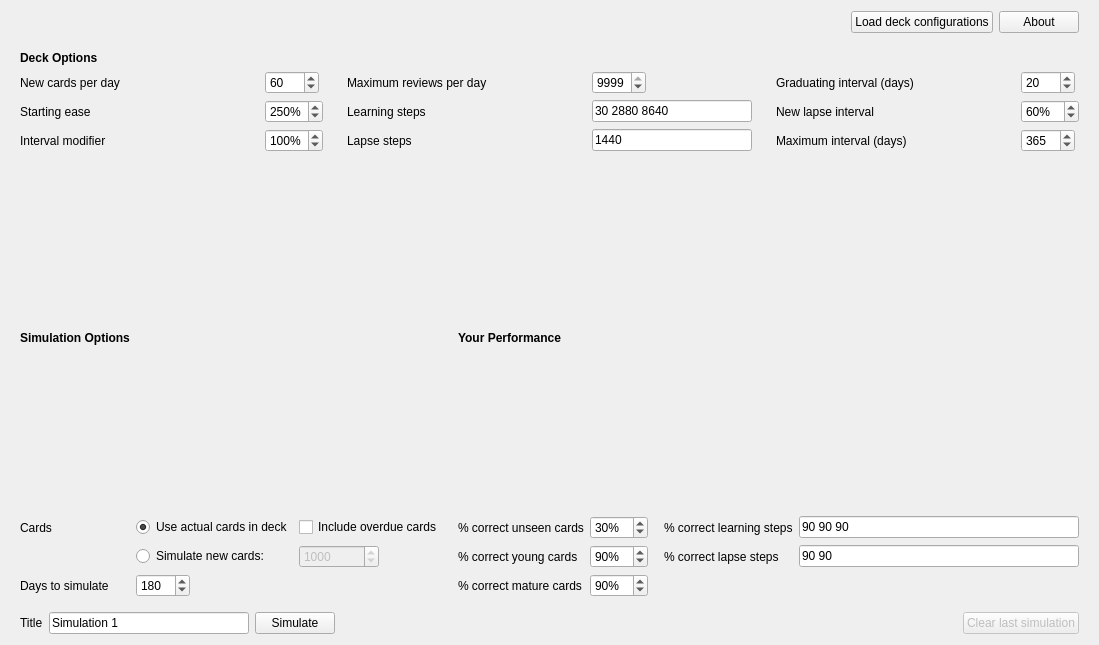
Above: designer/anki_simulator_dialog.ui from giovannihenriksen/Anki-Simulator before the change. Below: the same form after it.
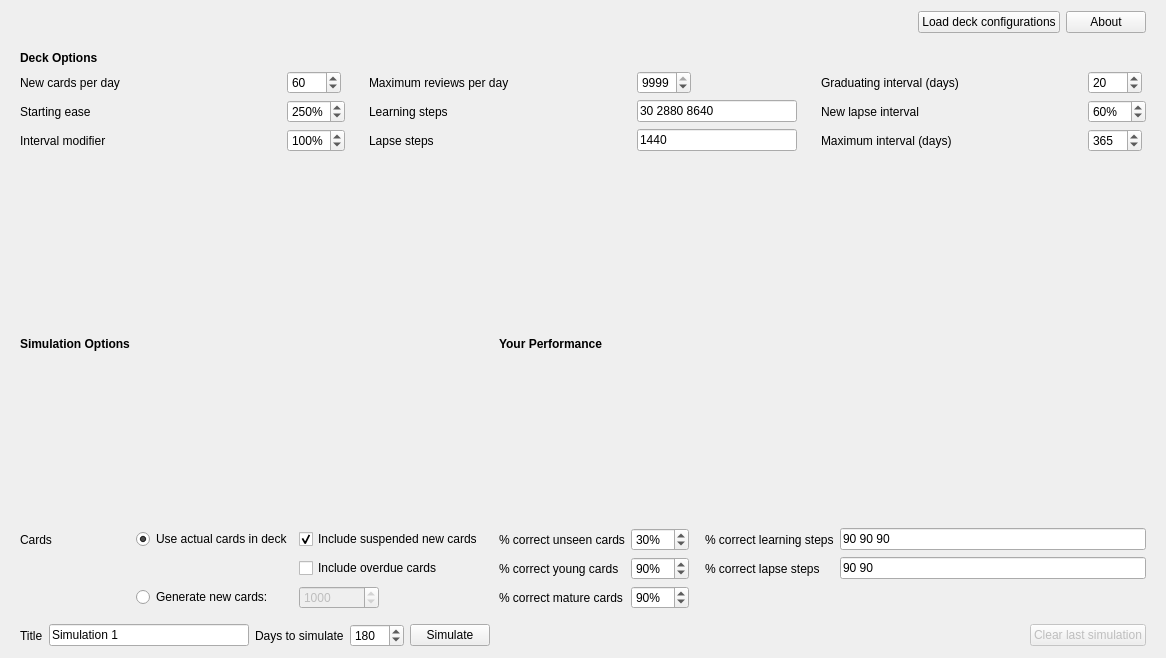
That is the form after the change.

Commit message: - Added 'Include suspended new cards' toggle - Changed 'Simulate new cards' label text to 'Generate new cards'

Patch:
```diff
--- a/designer/anki_simulator_dialog.ui
+++ b/designer/anki_simulator_dialog.ui
@@ -6,8 +6,8 @@
    <rect>
     <x>0</x>
     <y>0</y>
-    <width>1099</width>
-    <height>645</height>
+    <width>1166</width>
+    <height>658</height>
    </rect>
   </property>
   <property name="windowTitle">
@@ -399,6 +399,41 @@
    <item>
     <widget class="QWidget" name="widget" native="true">
      <layout class="QGridLayout" name="gridLayout_4">
+      <item row="3" column="5">
+       <widget class="QLabel" name="percentCorrectYoungLabel">
+        <property name="text">
+         <string>% correct young cards</string>
+        </property>
+       </widget>
+      </item>
+      <item row="2" column="6">
+       <widget class="QSpinBox" name="percentCorrectUnseenSpinbox">
+        <property name="sizePolicy">
+         <sizepolicy hsizetype="Maximum" vsizetype="Fixed">
+          <horstretch>0</horstretch>
+          <verstretch>0</verstretch>
+         </sizepolicy>
+        </property>
+        <property name="suffix">
+         <string>%</string>
+        </property>
+        <property name="prefix">
+         <string/>
+        </property>
+        <property name="minimum">
+         <number>0</number>
+        </property>
+        <property name="maximum">
+         <number>100</number>
+        </property>
+        <property name="singleStep">
+         <number>1</number>
+        </property>
+        <property name="value">
+         <number>30</number>
+        </property>
+       </widget>
+      </item>
       <item row="0" column="0">
        <widget class="QLabel" name="label_2">
         <property name="text">
@@ -429,105 +464,14 @@
         </property>
        </widget>
       </item>
-      <item row="1" column="8">
+      <item row="2" column="8">
        <widget class="QLabel" name="percentCorrectLearningLabel">
         <property name="text">
          <string>% correct learning steps</string>
         </property>
        </widget>
       </item>
-      <item row="1" column="6">
-       <widget class="QSpinBox" name="percentCorrectUnseenSpinbox">
-        <property name="sizePolicy">
-         <sizepolicy hsizetype="Maximum" vsizetype="Fixed">
-          <horstretch>0</horstretch>
-          <verstretch>0</verstretch>
-         </sizepolicy>
-        </property>
-        <property name="suffix">
-         <string>%</string>
-        </property>
-        <property name="prefix">
-         <string/>
-        </property>
-        <property name="minimum">
-         <number>0</number>
-        </property>
-        <property name="maximum">
-         <number>100</number>
-        </property>
-        <property name="singleStep">
-         <number>1</number>
-        </property>
-        <property name="value">
-         <number>30</number>
-        </property>
-       </widget>
-      </item>
-      <item row="3" column="5">
-       <widget class="QLabel" name="percentCorrectMatureLabel">
-        <property name="text">
-         <string>% correct mature cards</string>
-        </property>
-       </widget>
-      </item>
-      <item row="2" column="6">
-       <widget class="QSpinBox" name="percentCorrectYoungSpinbox">
-        <property name="sizePolicy">
-         <sizepolicy hsizetype="Maximum" vsizetype="Fixed">
-          <horstretch>0</horstretch>
-          <verstretch>0</verstretch>
-         </sizepolicy>
-        </property>
-        <property name="suffix">
-         <string>%</string>
-        </property>
-        <property name="prefix">
-         <string/>
-        </property>
-        <property name="minimum">
-         <number>1</number>
-        </property>
-        <property name="maximum">
-         <number>100</number>
-        </property>
-        <property name="singleStep">
-         <number>1</number>
-        </property>
-        <property name="value">
-         <number>90</number>
-        </property>
-       </widget>
-      </item>
-      <item row="3" column="6">
-       <widget class="QSpinBox" name="percentCorrectMatureSpinbox">
-        <property name="sizePolicy">
-         <sizepolicy hsizetype="Maximum" vsizetype="Fixed">
-          <horstretch>0</horstretch>
-          <verstretch>0</verstretch>
-         </sizepolicy>
-        </property>
-        <property name="suffix">
-         <string>%</string>
-        </property>
-        <property name="prefix">
-         <string/>
-        </property>
-        <property name="minimum">
-         <number>1</number>
-        </property>
-        <property name="maximum">
-         <number>100</number>
-        </property>
-        <property name="singleStep">
-         <number>1</number>
-        </property>
-        <property name="value">
-         <number>90</number>
-        </property>
-       </widget>
-      </item>
-      <item row="1" column="9">
+      <item row="2" column="9">
        <widget class="QLineEdit" name="percentCorrectLearningTextfield">
         <property name="minimumSize">
          <size>
@@ -540,21 +484,14 @@
         </property>
        </widget>
       </item>
-      <item row="1" column="0">
+      <item row="2" column="0">
        <widget class="QLabel" name="label_4">
         <property name="text">
          <string>Cards</string>
         </property>
        </widget>
       </item>
-      <item row="3" column="0">
-       <widget class="QLabel" name="daysToSimulateLabel">
-        <property name="text">
-         <string>Days to simulate</string>
-        </property>
-       </widget>
-      </item>
-      <item row="1" column="1">
+      <item row="2" column="1">
        <widget class="QRadioButton" name="actualCardStateRadio">
         <property name="text">
          <string>Use actual cards in deck</string>
@@ -564,34 +501,6 @@
         </property>
        </widget>
       </item>
-      <item row="3" column="1">
-       <widget class="QSpinBox" name="daysToSimulateSpinbox">
-        <property name="sizePolicy">
-         <sizepolicy hsizetype="Maximum" vsizetype="Fixed">
-          <horstretch>0</horstretch>
-          <verstretch>0</verstretch>
-         </sizepolicy>
-        </property>
-        <property name="suffix">
-         <string/>
-        </property>
-        <property name="prefix">
-         <string/>
-        </property>
-        <property name="minimum">
-         <number>1</number>
-        </property>
-        <property name="maximum">
-         <number>9999</number>
-        </property>
-        <property name="singleStep">
-         <number>1</number>
-        </property>
-        <property name="value">
-         <number>180</number>
-        </property>
-       </widget>
-      </item>
       <item row="0" column="4">
        <spacer name="horizontalSpacer_4">
         <property name="orientation">
@@ -608,55 +517,58 @@
         </property>
        </spacer>
       </item>
-      <item row="2" column="8">
-       <widget class="QLabel" name="percentCorrectLapseLabel">
-        <property name="text">
-         <string>% correct lapse steps</string>
-        </property>
-       </widget>
-      </item>
-      <item row="1" column="5">
+      <item row="2" column="5">
        <widget class="QLabel" name="percentCorrectUnseenLabel">
         <property name="text">
          <string>% correct unseen cards</string>
         </property>
        </widget>
       </item>
-      <item row="2" column="5">
-       <widget class="QLabel" name="percentCorrectYoungLabel">
-        <property name="text">
-         <string>% correct young cards</string>
+      <item row="2" column="7">
+       <spacer name="horizontalSpacer_3">
+        <property name="orientation">
+         <enum>Qt::Horizontal</enum>
         </property>
-       </widget>
-      </item>
-      <item row="2" column="1">
-       <widget class="QRadioButton" name="mockedCardStateRadio">
-        <property name="text">
-         <string>Simulate new cards:</string>
+        <property name="sizeType">
+         <enum>QSizePolicy::Minimum</enum>
         </property>
-       </widget>
-      </item>
-      <item row="1" column="2">
-       <widget class="QCheckBox" name="includeOverdueCardsCheckbox">
-        <property name="text">
-         <string>Include overdue cards</string>
-        </property>
-       </widget>
-      </item>
-      <item row="2" column="9">
-       <widget class="QLineEdit" name="percentCorrectLapseTextfield">
-        <property name="minimumSize">
+        <property name="sizeHint" stdset="0">
          <size>
-          <width>70</width>
-          <height>0</height>
+          <width>10</width>
+          <height>20</height>
          </size>
         </property>
-        <property name="text">
-         <string>90 90</string>
+       </spacer>
+      </item>
+      <item row="3" column="6">
+       <widget class="QSpinBox" name="percentCorrectYoungSpinbox">
+        <property name="sizePolicy">
+         <sizepolicy hsizetype="Maximum" vsizetype="Fixed">
+          <horstretch>0</horstretch>
+          <verstretch>0</verstretch>
+         </sizepolicy>
+        </property>
+        <property name="suffix">
+         <string>%</string>
+        </property>
+        <property name="prefix">
+         <string/>
+        </property>
+        <property name="minimum">
+         <number>1</number>
+        </property>
+        <property name="maximum">
+         <number>100</number>
+        </property>
+        <property name="singleStep">
+         <number>1</number>
+        </property>
+        <property name="value">
+         <number>90</number>
         </property>
        </widget>
       </item>
-      <item row="2" column="2">
+      <item row="5" column="2">
        <widget class="QSpinBox" name="mockedNewCardsSpinbox">
         <property name="enabled">
          <bool>false</bool>
@@ -678,21 +590,84 @@
         </property>
        </widget>
       </item>
-      <item row="1" column="7">
-       <spacer name="horizontalSpacer_3">
-        <property name="orientation">
-         <enum>Qt::Horizontal</enum>
+      <item row="5" column="5">
+       <widget class="QLabel" name="percentCorrectMatureLabel">
+        <property name="text">
+         <string>% correct mature cards</string>
         </property>
-        <property name="sizeType">
-         <enum>QSizePolicy::Minimum</enum>
+       </widget>
+      </item>
+      <item row="3" column="8">
+       <widget class="QLabel" name="percentCorrectLapseLabel">
+        <property name="text">
+         <string>% correct lapse steps</string>
         </property>
-        <property name="sizeHint" stdset="0">
+       </widget>
+      </item>
+      <item row="3" column="9">
+       <widget class="QLineEdit" name="percentCorrectLapseTextfield">
+        <property name="minimumSize">
          <size>
-          <width>10</width>
-          <height>20</height>
+          <width>70</width>
+          <height>0</height>
          </size>
         </property>
-       </spacer>
+        <property name="text">
+         <string>90 90</string>
+        </property>
+       </widget>
+      </item>
+      <item row="5" column="1">
+       <widget class="QRadioButton" name="mockedCardStateRadio">
+        <property name="text">
+         <string>Generate new cards:</string>
+        </property>
+       </widget>
+      </item>
+      <item row="5" column="6">
+       <widget class="QSpinBox" name="percentCorrectMatureSpinbox">
+        <property name="sizePolicy">
+         <sizepolicy hsizetype="Maximum" vsizetype="Fixed">
+          <horstretch>0</horstretch>
+          <verstretch>0</verstretch>
+         </sizepolicy>
+        </property>
+        <property name="suffix">
+         <string>%</string>
+        </property>
+        <property name="prefix">
+         <string/>
+        </property>
+        <property name="minimum">
+         <number>1</number>
+        </property>
+        <property name="maximum">
+         <number>100</number>
+        </property>
+        <property name="singleStep">
+         <number>1</number>
+        </property>
+        <property name="value">
+         <number>90</number>
+        </property>
+       </widget>
+      </item>
+      <item row="2" column="2">
+       <widget class="QCheckBox" name="includeSuspendedNewCardsCheckbox">
+        <property name="text">
+         <string>Include suspended new cards</string>
+        </property>
+        <property name="checked">
+         <bool>true</bool>
+        </property>
+       </widget>
+      </item>
+      <item row="3" column="2">
+       <widget class="QCheckBox" name="includeOverdueCardsCheckbox">
+        <property name="text">
+         <string>Include overdue cards</string>
+        </property>
+       </widget>
       </item>
      </layout>
     </widget>
@@ -732,6 +707,41 @@
         </property>
        </widget>
       </item>
+      <item>
+       <widget class="QLabel" name="daysToSimulateLabel">
+        <property name="text">
+         <string>Days to simulate</string>
+        </property>
+       </widget>
+      </item>
+      <item>
+       <widget class="QSpinBox" name="daysToSimulateSpinbox">
+        <property name="sizePolicy">
+         <sizepolicy hsizetype="Maximum" vsizetype="Fixed">
+          <horstretch>0</horstretch>
+          <verstretch>0</verstretch>
+         </sizepolicy>
+        </property>
+        <property name="suffix">
+         <string/>
+        </property>
+        <property name="prefix">
+         <string/>
+        </property>
+        <property name="minimum">
+         <number>1</number>
+        </property>
+        <property name="maximum">
+         <number>9999</number>
+        </property>
+        <property name="singleStep">
+         <number>1</number>
+        </property>
+        <property name="value">
+         <number>180</number>
+        </property>
+       </widget>
+      </item>
       <item>
        <widget class="QPushButton" name="simulateButton">
         <property name="sizePolicy">
```
Left out of the diff: 21 changed lines with no effect on the pictures. The commit also changes 1 other file.
